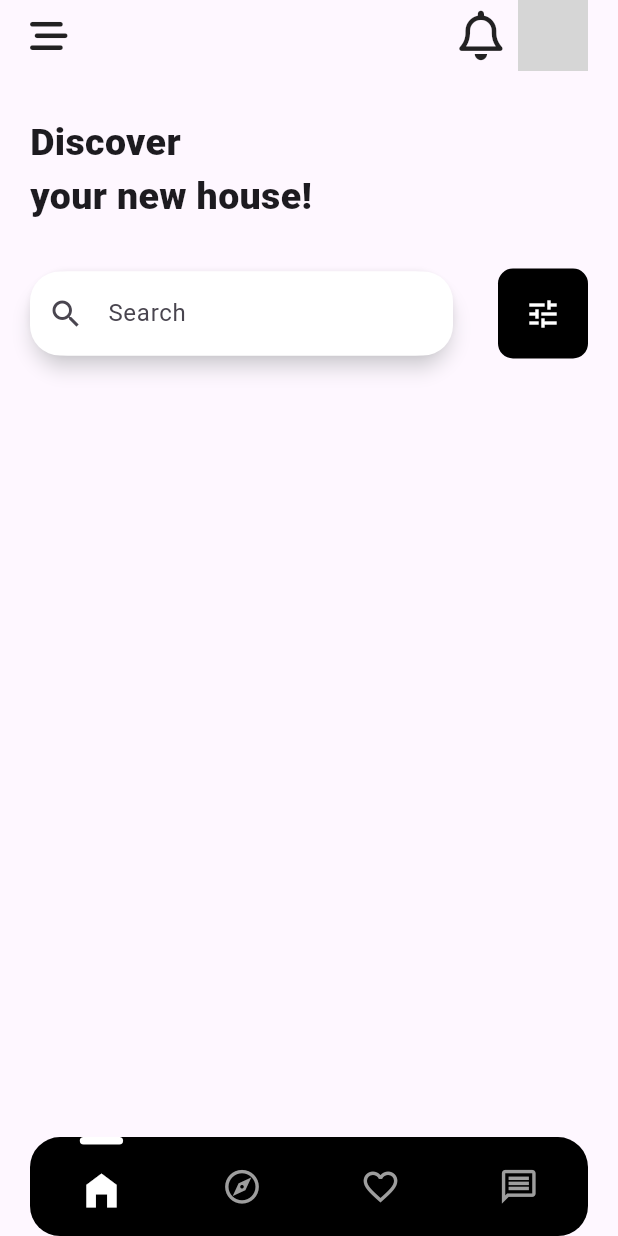
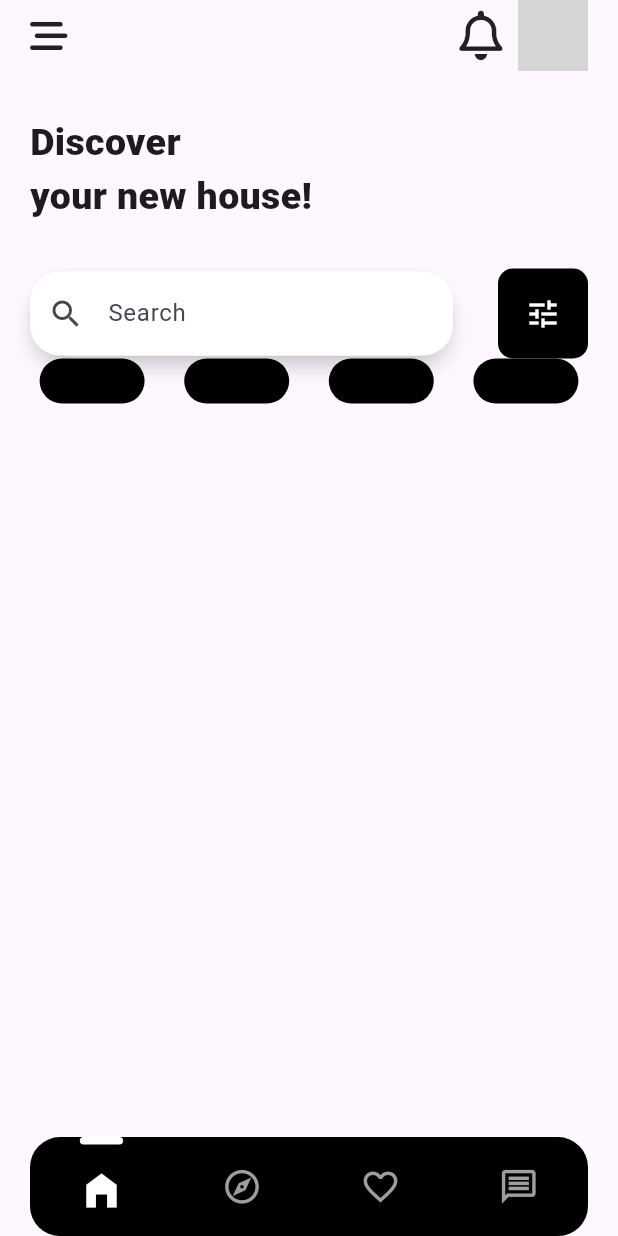
Before and after one commit to jhongo/Flutter_Rental_App, a Flutter app: the screen it shows after launch, on a phone screen of 412 x 824 dp. Run offline on Flutter 3.47's test engine with Material 3 defaults, Android fonts, the phone set to English and light mode, and no system bars; our stand-ins replace flutter_riverpod, font_awesome_flutter; network calls fail; grey boxes are pictures that could not be loaded.

Commit message:
🎨 [REVIEW]: Structure Tags
[REVIEW]: Structure Tags

```diff
--- a/lib/presentation/screens/home_screen/home_screen.dart
+++ b/lib/presentation/screens/home_screen/home_screen.dart
@@ -1,4 +1,5 @@
 import 'package:flutter/material.dart';
+import 'package:flutter_property_rental_ui/presentation/screens/home_screen/widgets/body_home.dart';
 import 'package:flutter_property_rental_ui/presentation/screens/home_screen/widgets/header_home.dart';
 import 'package:flutter_property_rental_ui/presentation/screens/home_screen/widgets/search_and_title.dart';
 
@@ -14,6 +15,7 @@ class HomeScreen extends StatelessWidget {
           HeaderHome(),
           SizedBox(height: 30),
           SearchAndTitle(),
+          BodyHome()
           // BodyHome(),
           // FooterHome(),
         ],
--- /dev/null
+++ b/lib/presentation/screens/home_screen/widgets/body_home.dart
@@ -0,0 +1,21 @@
+import 'package:flutter/material.dart';
+import 'package:flutter_property_rental_ui/helpers/enums.dart';
+import 'package:flutter_property_rental_ui/presentation/screens/home_screen/widgets/tags_filter.dart';
+
+class BodyHome extends StatelessWidget {
+
+  const BodyHome({Key? key}) : super(key: key);
+
+  @override
+  Widget build(BuildContext context) {
+    return SizedBox(
+      width: MediaQuery.of(context).size.width,
+      child: Row(
+        mainAxisAlignment: MainAxisAlignment.spaceEvenly,
+        children: List.generate(HouseType.values.length , (index){
+          return TagFilter(
+            // houseType: HouseType.values[index],
+          );})
+    ));
+  }
+}
--- /dev/null
+++ b/lib/presentation/screens/home_screen/widgets/tags_filter.dart
@@ -0,0 +1,19 @@
+import 'package:flutter/material.dart';
+
+
+class TagFilter extends StatelessWidget {
+  const TagFilter({super.key});
+
+  @override
+  Widget build(BuildContext context) {
+    return SizedBox(
+      width: 70,
+      height: 30,
+      child: DecoratedBox(
+        decoration:BoxDecoration(
+          color: Colors.black,
+          borderRadius: BorderRadius.circular(20),
+        ),
+    ));
+  }
+}
--- a/lib/presentation/screens/main_screen/main_screen.dart
+++ b/lib/presentation/screens/main_screen/main_screen.dart
@@ -8,7 +8,10 @@ class MainScreen extends ConsumerWidget {
   // const MainScreen({super.key});
 
   final screens = <Widget>[
-    HomeScreen()
+    const HomeScreen(),
+    const ExploreScreen(),
+    const FavoriteScreen(),
+    const MessagesScreen(),
   ];
 
 
--- a/lib/presentation/screens/screens.dart
+++ b/lib/presentation/screens/screens.dart
@@ -1 +1,4 @@
+export 'package:flutter_property_rental_ui/presentation/screens/explore_screen/explore_screen.dart';
+export 'package:flutter_property_rental_ui/presentation/screens/favorite_screen/favorite_screen.dart';
 export 'package:flutter_property_rental_ui/presentation/screens/home_screen/home_screen.dart';
+export 'package:flutter_property_rental_ui/presentation/screens/messages_screen/messages_screen.dart';
```
Also changed, not shown: lib/presentation/screens/explore_screen/explore_screen.dart (added, +15 -0 lines), lib/presentation/screens/favorite_screen/favorite_screen.dart (added, +15 -0 lines), lib/presentation/screens/messages_screen/messages_screen.dart (added, +15 -0 lines).
